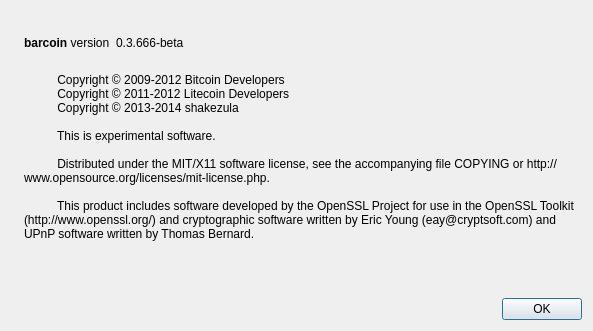
This is src/qt/forms/aboutdialog.ui in purplecoin/purplecoin as Qt 5 draws it before an edit. The edited form follows.
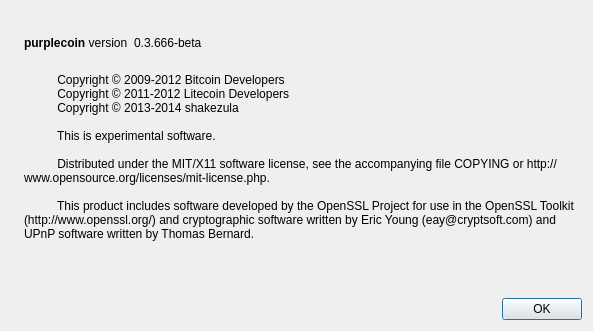
This is the edited form. Icons and pictures are not drawn.

Patch:
```diff
--- a/src/qt/forms/aboutdialog.ui
+++ b/src/qt/forms/aboutdialog.ui
@@ -50,7 +50,7 @@
           <cursorShape>IBeamCursor</cursorShape>
          </property>
          <property name="text">
-          <string>&lt;b&gt;barcoin&lt;/b&gt; version</string>
+          <string>&lt;b&gt;purplecoin&lt;/b&gt; version</string>
          </property>
          <property name="textInteractionFlags">
           <set>Qt::LinksAccessibleByMouse|Qt::TextSelectableByKeyboard|Qt::TextSelectableByMouse</set>
```
Left out of the diff: 2 changed lines with no effect on the pictures.
